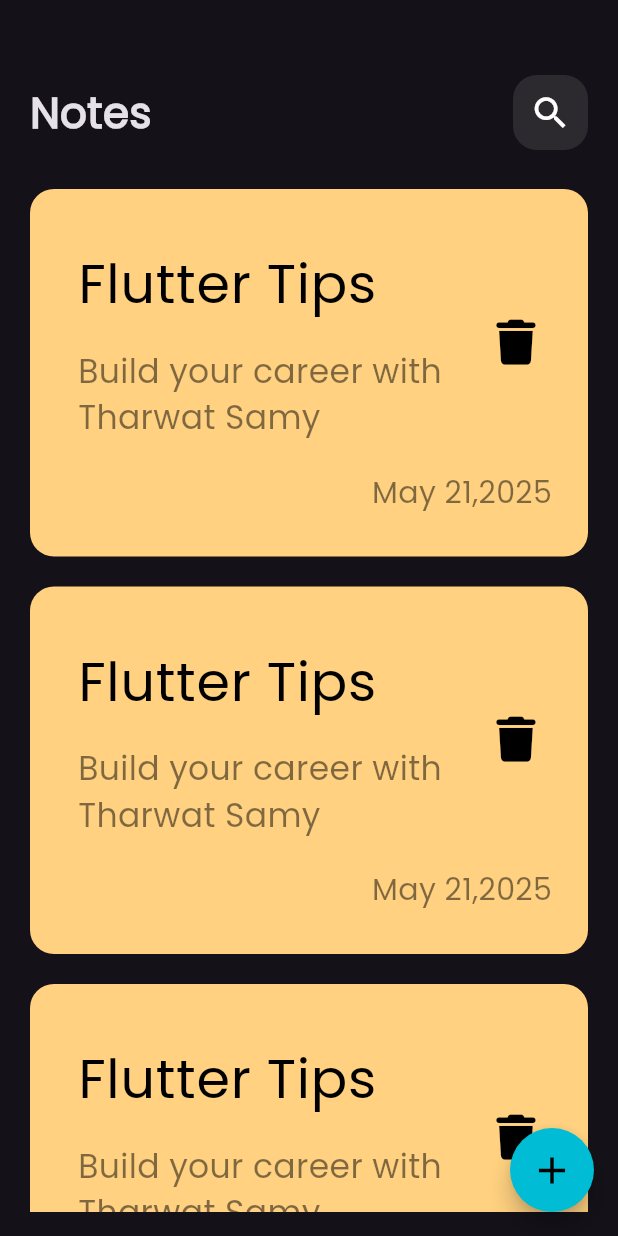
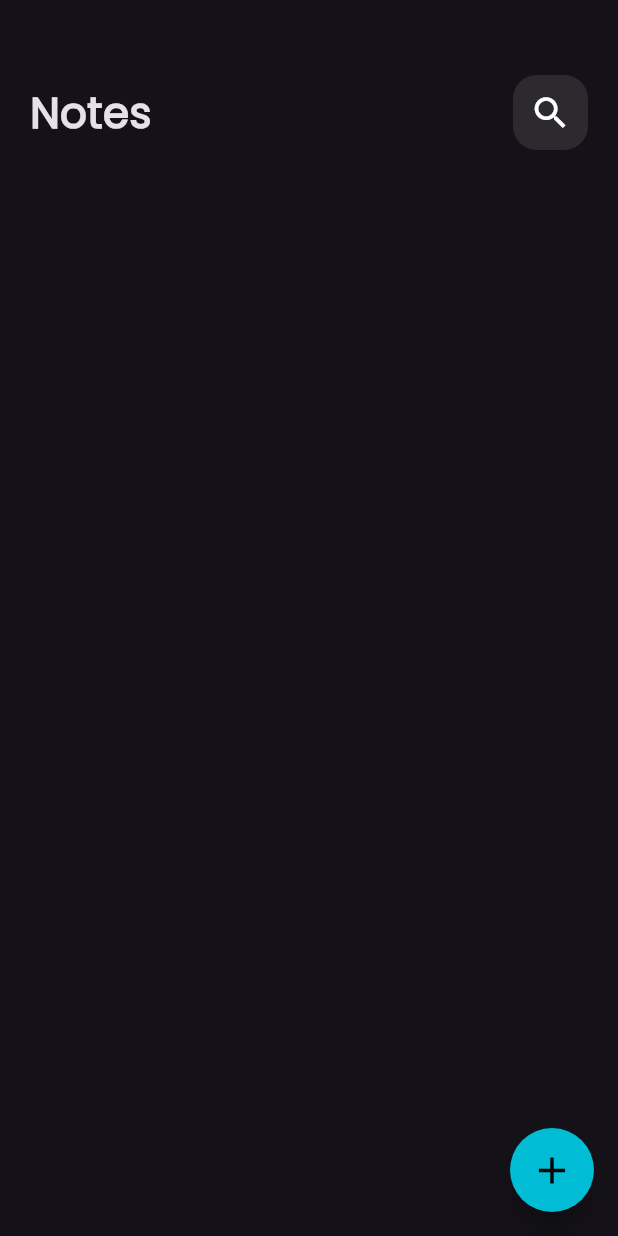
Before and after one commit to hebasalhien/notes_app, a Flutter app: the screen it shows after launch, on a phone screen of 412 x 824 dp. Run offline on Flutter 3.47's test engine with Material 3 defaults, Android fonts, the phone set to English and light mode, and no system bars; our stand-ins replace bloc, flutter_bloc, font_awesome_flutter, hive, hive_flutter; accounts and stored records are empty.

Commit message:
display data

```diff
--- a/lib/cubits/notes_cubit/notes_cubit.dart
+++ b/lib/cubits/notes_cubit/notes_cubit.dart
@@ -7,14 +7,9 @@ part 'notes_state.dart';
 
 class NotesCubit extends Cubit<NotesState> {
   NotesCubit() : super(NoteInitial());
-
+  List<NotesModel>? notes;
   getAllNotes() {
-    try {
-      var notesBox = Hive.box<NotesModel>(kNotesBox);
-
-      emit(NoteSuccess(notes: notesBox.values.toList()));
-    } catch (e) {
-      emit(NoteFailure(e.toString()));
-    }
+    var notesBox = Hive.box<NotesModel>(kNotesBox);
+    notes = notesBox.values.toList();
   }
 }
--- a/lib/cubits/notes_cubit/notes_state.dart
+++ b/lib/cubits/notes_cubit/notes_state.dart
@@ -4,17 +4,3 @@ part of 'notes_cubit.dart';
 abstract class NotesState {}
 
 class NoteInitial extends NotesState {}
-
-class NoteLoading extends NotesState {}
-
-class NoteSuccess extends NotesState {
-  final List<NotesModel> notes;
-
-  NoteSuccess({required this.notes});
-}
-
-class NoteFailure extends NotesState {
-  final String errMessage;
-
-  NoteFailure(this.errMessage);
-}
--- a/lib/views/widgets/add_note_form.dart
+++ b/lib/views/widgets/add_note_form.dart
@@ -1,5 +1,6 @@
 import 'package:flutter/material.dart';
 import 'package:flutter_bloc/flutter_bloc.dart';
+import 'package:intl/intl.dart';
 import 'package:notes_app/cubits/add_notes_cubit/add_notes_cubit.dart';
 import 'package:notes_app/models/notes_model.dart';
 import 'package:notes_app/views/widgets/custom_button.dart';
@@ -55,7 +56,7 @@ class _AddNoteFormState extends State<AddNoteForm> {
                           color: Colors.blue.value,
                           title: title!,
                           content: content!,
-                          date: DateTime.now().toString(),
+                          date: formatDate(),
                         );
                         BlocProvider.of<AddNotesCubit>(
                           context,
@@ -74,4 +75,6 @@ class _AddNoteFormState extends State<AddNoteForm> {
       ),
     );
   }
+
+  String formatDate() => DateFormat.yMMMd('en_US').format(DateTime.now()).toString();
 }
--- a/lib/views/widgets/custom_note_item.dart
+++ b/lib/views/widgets/custom_note_item.dart
@@ -1,10 +1,13 @@
 import 'package:flutter/material.dart';
 import 'package:font_awesome_flutter/font_awesome_flutter.dart';
+import 'package:intl/intl.dart';
+import 'package:notes_app/models/notes_model.dart';
 import 'package:notes_app/views/edit_note_view.dart';
 import 'package:notes_app/views/widgets/custom_dialog.dart';
 
 class CustomNoteItem extends StatelessWidget {
-  const CustomNoteItem({super.key});
+  const CustomNoteItem({super.key, required this.notesModel});
+  final NotesModel notesModel;
   @override
   Widget build(BuildContext context) {
     return GestureDetector(
@@ -17,18 +20,18 @@ class CustomNoteItem extends StatelessWidget {
       child: Container(
         padding: EdgeInsets.only(top: 28, bottom: 28, left: 16),
         decoration: BoxDecoration(
-          color: Colors.orangeAccent[100],
+          color: Color(notesModel.color),
           borderRadius: BorderRadius.circular(16),
         ),
         child: Column(
           crossAxisAlignment: CrossAxisAlignment.end,
           children: [
             ListTile(
-              title: Text('Flutter Tips', style: TextStyle(fontSize: 36)),
+              title: Text(notesModel.title, style: TextStyle(fontSize: 36)),
               subtitle: Padding(
                 padding: const EdgeInsets.only(top: 16),
                 child: Text(
-                  'Build your career with Tharwat Samy',
+                  notesModel.content,
                   style: TextStyle(
                     fontSize: 22,
                     color: Colors.black.withValues(alpha: .5),
@@ -36,11 +39,11 @@ class CustomNoteItem extends StatelessWidget {
                 ),
               ),
               trailing: IconButton(
-                onPressed:()=> showDialog<String>(
-            context: context,
-            builder:
-                (BuildContext context) => CustomDialog(),
-          ),
+                onPressed:
+                    () => showDialog<String>(
+                      context: context,
+                      builder: (BuildContext context) => CustomDialog(),
+                    ),
                 icon: Icon(FontAwesomeIcons.trash, size: 30),
               ),
 
@@ -50,7 +53,7 @@ class CustomNoteItem extends StatelessWidget {
             Padding(
               padding: const EdgeInsets.only(right: 24, top: 12),
               child: Text(
-                'May 21,2025',
+                notesModel.date,
                 style: TextStyle(
                   fontSize: 20,
                   color: Colors.black.withValues(alpha: .5),
--- a/lib/views/widgets/notes_list_view.dart
+++ b/lib/views/widgets/notes_list_view.dart
@@ -1,10 +1,16 @@
 import 'package:flutter/material.dart';
+import 'package:flutter_bloc/flutter_bloc.dart';
+import 'package:notes_app/cubits/notes_cubit/notes_cubit.dart';
+import 'package:notes_app/models/notes_model.dart';
 import 'package:notes_app/views/widgets/custom_note_item.dart';
 
 class NotesListView extends StatelessWidget {
   const NotesListView({super.key});
   @override
   Widget build(BuildContext context) {
+    return BlocBuilder<NotesCubit, NotesState>(
+      builder: (context, state) {
+        List<NotesModel> notes =BlocProvider.of<NotesCubit>(context).notes ?? [];
         return Padding(
           padding: const EdgeInsets.symmetric(vertical: 16),
           child: ListView.builder(
@@ -12,11 +18,13 @@ class NotesListView extends StatelessWidget {
             itemBuilder: (context, index) {
               return Padding(
                 padding: const EdgeInsets.symmetric(vertical: 10),
-            child: const CustomNoteItem(),
+                child:  CustomNoteItem(notesModel:notes[index] ,),
               );
             },
-        itemCount: 10,
+            itemCount: notes.length,
           ),
+        );
+      },
     );
   }
 }
--- a/lib/views/widgets/notes_view_body.dart
+++ b/lib/views/widgets/notes_view_body.dart
@@ -1,9 +1,22 @@
 import 'package:flutter/material.dart';
+import 'package:flutter_bloc/flutter_bloc.dart';
+import 'package:notes_app/cubits/notes_cubit/notes_cubit.dart';
 import 'package:notes_app/views/widgets/custom_app_bar.dart';
 import 'package:notes_app/views/widgets/notes_list_view.dart';
 
-class NotesViewBody extends StatelessWidget {
+class NotesViewBody extends StatefulWidget {
   const NotesViewBody({super.key});
+
+  @override
+  State<NotesViewBody> createState() => _NotesViewBodyState();
+}
+
+class _NotesViewBodyState extends State<NotesViewBody> {
+  @override
+  void initState() {
+    BlocProvider.of<NotesCubit>(context).getAllNotes();
+    super.initState();
+  }
 
   @override
   Widget build(BuildContext context) {
@@ -12,7 +25,7 @@ class NotesViewBody extends StatelessWidget {
       child: Column(
         children: const [
           SizedBox(height: 50),
-          CustomAppBar(pageTitle: 'Notes',icon: Icons.search,),
+          CustomAppBar(pageTitle: 'Notes', icon: Icons.search),
           Expanded(child: NotesListView()),
         ],
       ),
--- a/pubspec.yaml
+++ b/pubspec.yaml
@@ -8,12 +8,14 @@ environment:
 
 dependencies:
   bloc: ^9.0.0
+  date_format: ^2.0.9
   flutter:
     sdk: flutter
   flutter_bloc: ^9.1.1
   font_awesome_flutter: ^10.8.0
   hive: ^2.2.3
   hive_flutter: ^1.1.0
+  intl: ^0.20.2
   modal_progress_hud_nsn: ^0.5.1
 
 dev_dependencies:
```
Also changed, not shown: pubspec.lock. Lines whose indentation alone changed are shown as unchanged.
